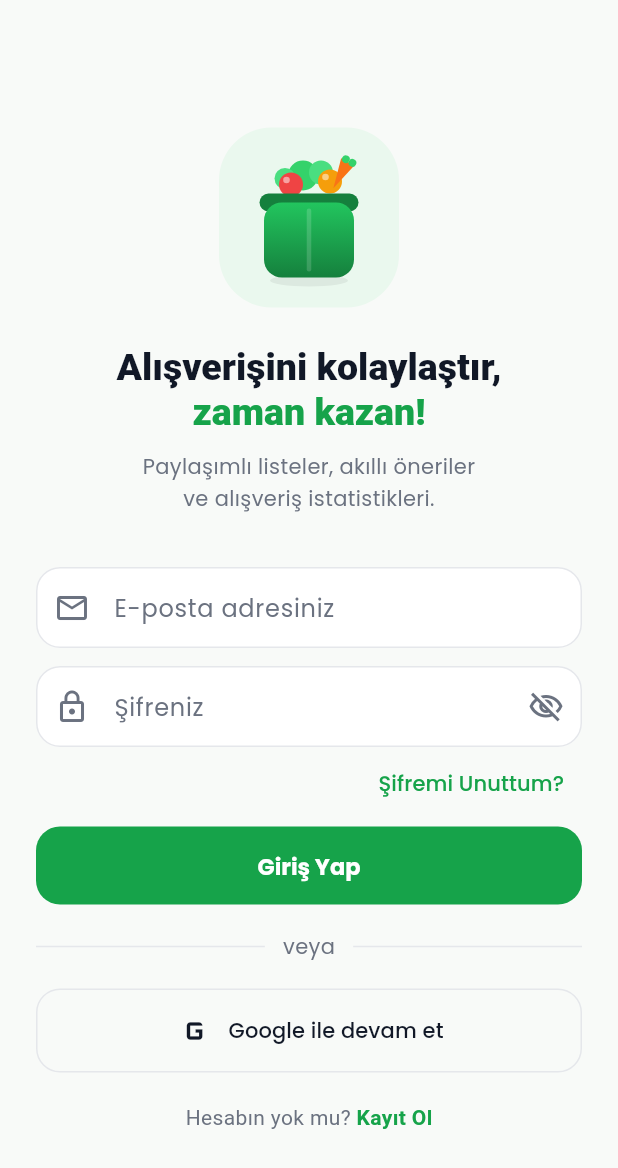
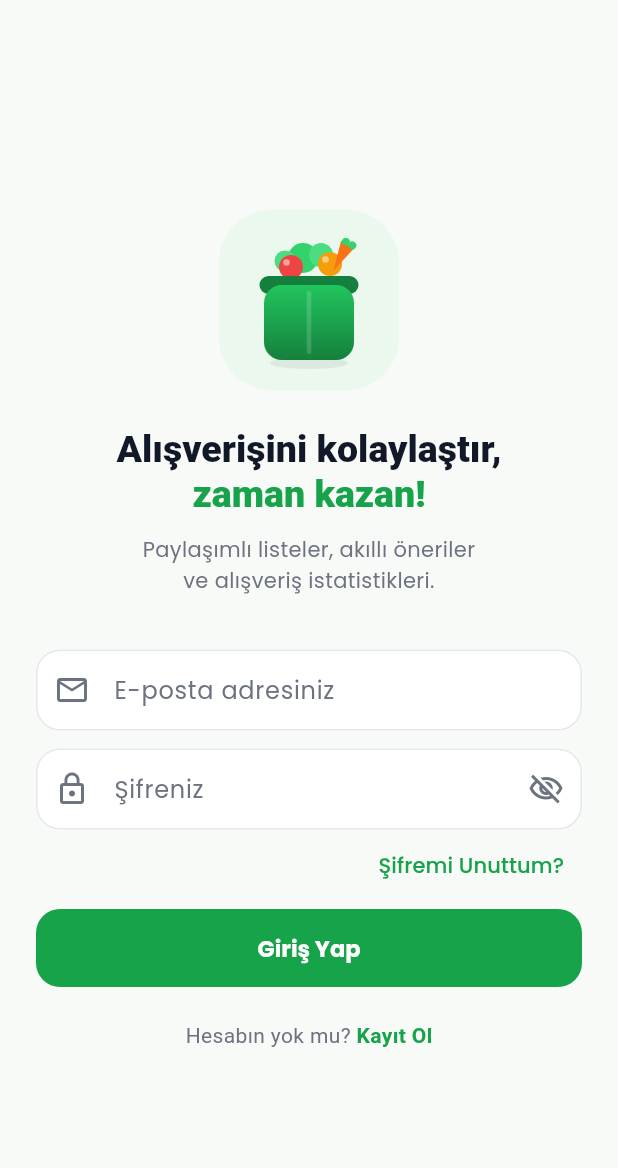
Before and after one commit to EmirHaksever/flutterproje, a Flutter app: the screen it shows after launch, on a phone screen of 412 x 824 dp. Shown: the top 1168 px of the screen. Run offline on Flutter 3.47's test engine with Material 3 defaults, Android fonts, the phone set to English and light mode, and no system bars; our stand-ins replace connectivity_plus, firebase_core, firebase_messaging, fl_chart, flutter_dotenv, flutter_local_notifications and 4 more; accounts and stored records are empty.

Commit message:
Cila: yaniltici ogeler kaldirildi, offline serit, on-plan bildirim, ikon, imzalama
- login: kurulu olmayan Google/Apple butonlari + "veya" kaldirildi
- ayarlar: islevsiz Dil secici kaldirildi; Bildirim anahtari artik gercek
  (kapali = device_tokens'tan silinir = push gelmez)
- PushService: on-plandayken flutter_local_notifications ile bildirim goster;
  default_channel; pref kontrolu
- android: ic_notification (beyaz siluet) + manifest FCM meta-data
- android: applicationId com.emirhaksever.alisverislistem; release imzalama
  config (android/key.properties varsa imzalar, yoksa debug); desugaring
- main: connectivity_plus ile alt offline serit; locale sabit tr
- app ikonlari uretildi (assets/icon/app_icon.png -> tum boyutlar)

Co-Authored-By: Claude Sonnet 5 <noreply@anthropic.com>

```diff
--- a/lib/main.dart
+++ b/lib/main.dart
@@ -1,3 +1,6 @@
+import 'dart:async';
+
+import 'package:connectivity_plus/connectivity_plus.dart';
 import 'package:firebase_core/firebase_core.dart';
 import 'package:firebase_messaging/firebase_messaging.dart';
 import 'package:flutter/foundation.dart'
@@ -76,13 +79,15 @@ class MyApp extends StatelessWidget {
           themeMode: settings.themeMode,
           theme: AppTheme.light(),
           darkTheme: AppTheme.dark(),
-          locale: settings.locale,
-          supportedLocales: const [Locale('tr'), Locale('en')],
+          locale: const Locale('tr'),
+          supportedLocales: const [Locale('tr')],
           localizationsDelegates: const [
             GlobalMaterialLocalizations.delegate,
             GlobalWidgetsLocalizations.delegate,
             GlobalCupertinoLocalizations.delegate,
           ],
+          builder: (context, child) =>
+              _OfflineBanner(child: child ?? const SizedBox.shrink()),
           home: StreamBuilder<AuthState>(
             stream: Supabase.instance.client.auth.onAuthStateChange,
             builder: (context, snapshot) {
@@ -141,3 +146,69 @@ class MyApp extends StatelessWidget {
     );
   }
 }
+
+/// İnternet yokken uygulamanın altında ince bir şerit gösterir.
+class _OfflineBanner extends StatefulWidget {
+  const _OfflineBanner({required this.child});
+  final Widget child;
+
+  @override
+  State<_OfflineBanner> createState() => _OfflineBannerState();
+}
+
+class _OfflineBannerState extends State<_OfflineBanner> {
+  bool _offline = false;
+  StreamSubscription<List<ConnectivityResult>>? _sub;
+
+  bool _isOffline(List<ConnectivityResult> r) =>
+      r.isEmpty || r.every((e) => e == ConnectivityResult.none);
+
+  @override
+  void initState() {
+    super.initState();
+    _sub = Connectivity().onConnectivityChanged.listen((r) {
+      final off = _isOffline(r);
+      if (mounted && off != _offline) setState(() => _offline = off);
+    });
+    Connectivity().checkConnectivity().then((r) {
+      if (mounted) setState(() => _offline = _isOffline(r));
+    });
+  }
+
+  @override
+  void dispose() {
+    _sub?.cancel();
+    super.dispose();
+  }
+
+  @override
+  Widget build(BuildContext context) {
+    return Column(
+      children: [
+        Expanded(child: widget.child),
+        if (_offline)
+          Material(
+            color: const Color(0xFF374151),
+            child: SafeArea(
+              top: false,
+              child: Container(
+                width: double.infinity,
+                padding:
+                    const EdgeInsets.symmetric(vertical: 8, horizontal: 16),
+                child: const Row(
+                  mainAxisAlignment: MainAxisAlignment.center,
+                  children: [
+                    Icon(Icons.wifi_off_rounded,
+                        color: Colors.white, size: 16),
+                    SizedBox(width: 8),
+                    Text('İnternet bağlantısı yok',
+                        style: TextStyle(color: Colors.white, fontSize: 13)),
+                  ],
+                ),
+              ),
+            ),
+          ),
+      ],
+    );
+  }
+}
--- a/lib/screens/login_screen.dart
+++ b/lib/screens/login_screen.dart
@@ -250,33 +250,7 @@ class _LoginScreenState extends State<LoginScreen> {
                           : Text(_isLogin ? 'Giriş Yap' : 'Kayıt Ol'),
                     ),
                   ),
-                  const SizedBox(height: 18),
-                  Row(
-                    children: [
-                      const Expanded(child: Divider()),
-                      Padding(
-                        padding: const EdgeInsets.symmetric(horizontal: 12),
-                        child: Text('veya',
-                            style:
-                                TextStyle(color: scheme.onSurfaceVariant)),
-                      ),
-                      const Expanded(child: Divider()),
-                    ],
-                  ),
-                  const SizedBox(height: 18),
-                  OutlinedButton.icon(
-                    onPressed: () =>
-                        _snack('Google ile giriş yakında eklenecek.'),
-                    icon: const Icon(Icons.g_mobiledata, size: 28),
-                    label: const Text('Google ile devam et'),
-                    style: OutlinedButton.styleFrom(
-                      minimumSize: const Size(double.infinity, 52),
-                      shape: RoundedRectangleBorder(
-                        borderRadius: BorderRadius.circular(16),
-                      ),
-                    ),
-                  ),
-                  const SizedBox(height: 20),
+                  const SizedBox(height: 22),
                   GestureDetector(
                     onTap: () {
                       setState(() => _isLogin = !_isLogin);
--- a/pubspec.yaml
+++ b/pubspec.yaml
@@ -24,6 +24,8 @@ dependencies:
   image_picker: ^1.2.3
   firebase_core: 2.32.0
   firebase_messaging: 14.9.4
+  flutter_local_notifications: 17.2.4
+  connectivity_plus: ^7.3.1
 
 dev_dependencies:
   flutter_test:
```
Also changed, not shown: lib/screens/settings.dart (+3 -34 lines), lib/services/push_service.dart (+67 -2 lines), assets/icon/app_icon.png (added), pubspec.lock, 47 other files.
